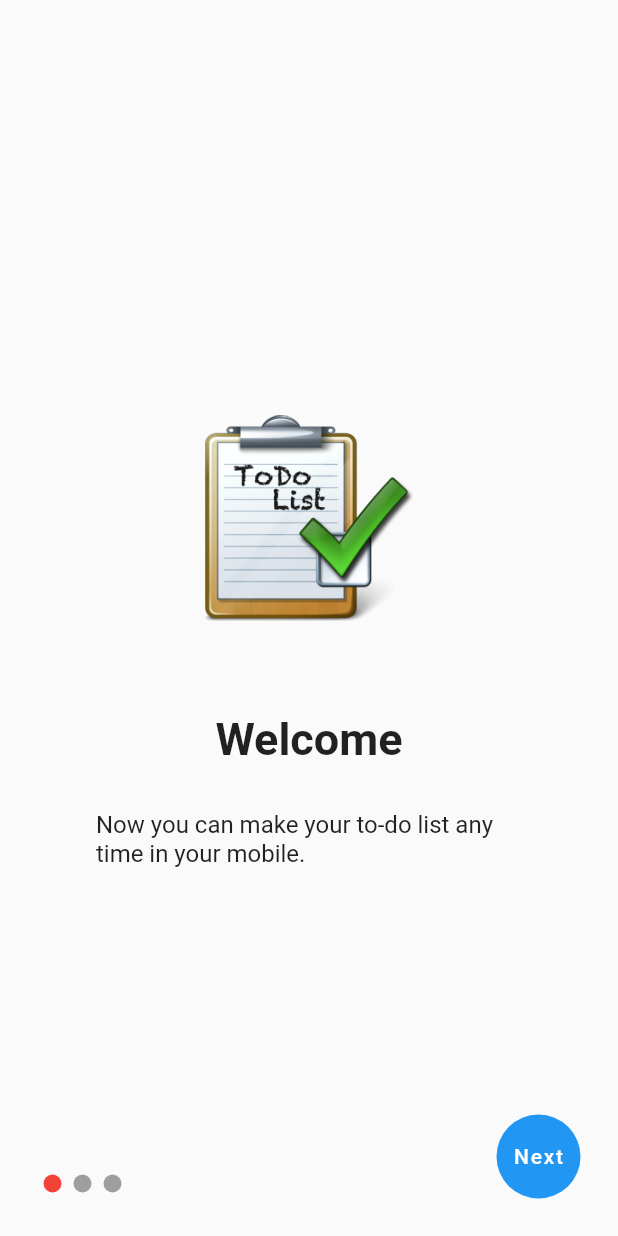
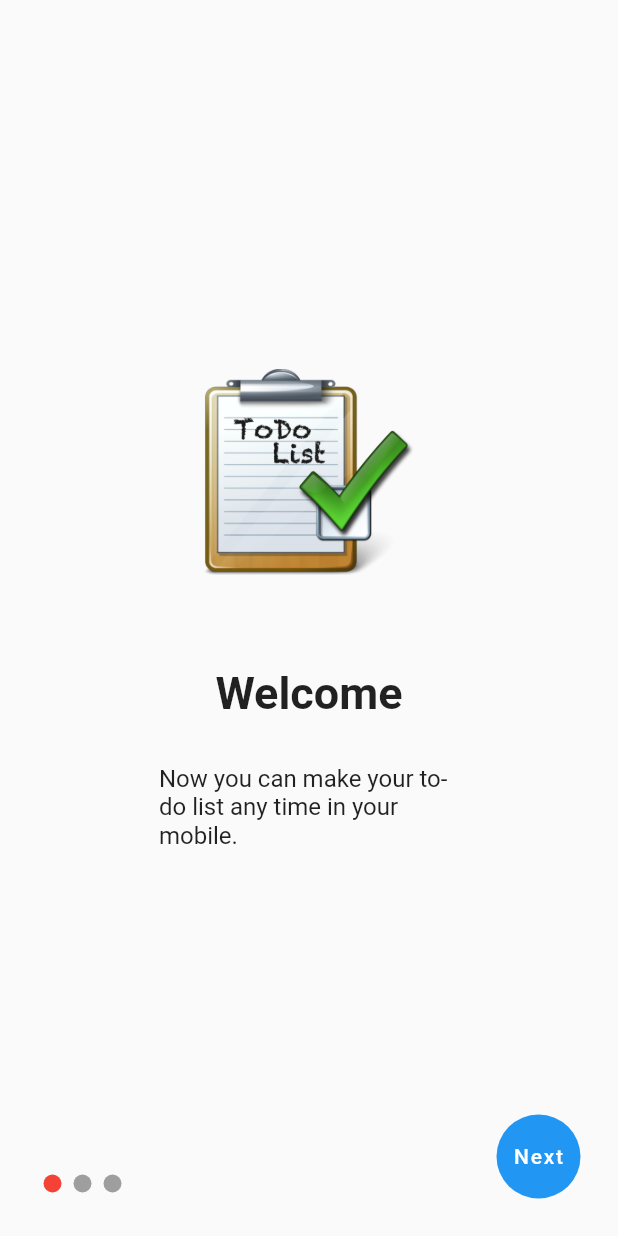
Before and after one commit to sakib556/To-Do-List-App-Sqflite-GetX-, a Flutter app: the screen it shows after launch, on a phone screen of 412 x 824 dp. Run offline on Flutter 3.47's test engine with Material 2 defaults, Android fonts, the phone set to English and light mode, and no system bars; our stand-ins replace get, shared_preferences.

Commit message:
onboarding screen to responsive for landscape and portrait mode

```diff
--- a/lib/views/onboarding/onboarding_page.dart
+++ b/lib/views/onboarding/onboarding_page.dart
@@ -6,7 +6,6 @@ import '../../controllers/onboarding_controller.dart';
 class OnboardingPage extends StatelessWidget {
   OnboardingPage({Key? key}) : super(key: key);
   final _controller = OnboardingController();
-
   @override
   Widget build(BuildContext context) {
     return SafeArea(
@@ -19,34 +18,43 @@ class OnboardingPage extends StatelessWidget {
               onPageChanged: _controller.selectedPageIndex,
               itemBuilder: (context, index) {
                 return Container(
-                  child: Column(
+                  child: OrientationBuilder(builder: (context, orientation) {
+                    final isPortrait = orientation == Orientation.portrait;
+                    return isPortrait
+                        ? Column(
                             mainAxisAlignment: MainAxisAlignment.center,
                             children: [
-                      Image.asset(
-                        _controller.onboardingPages[index].imageAsset,
-                        width: 140,
-                        height: 200,
-                      ),
+                              imageAsset(index: index),
                               const SizedBox(
                                 height: 30,
                               ),
-                      Text(
-                        _controller.onboardingPages[index].title,
-                        style: const TextStyle(
-                            fontSize: 30, fontWeight: FontWeight.bold),
-                      ),
+                              titleText(index: index),
                               const SizedBox(
                                 height: 30,
                               ),
-                      Padding(
-                        padding: const EdgeInsets.symmetric(horizontal: 64.0),
-                        child: Text(
-                          _controller.onboardingPages[index].description,
-                          style: const TextStyle(fontSize: 16),
+                              detailsText(index: index, width: 200),
+                            ],
+                          )
+                        : Row(
+                            mainAxisAlignment: MainAxisAlignment.center,
+                            children: [
+                              imageAsset(index: index),
+                              const SizedBox(
+                                width: 30,
                               ),
+                              Column(
+                                mainAxisAlignment: MainAxisAlignment.center,
+                                children: [
+                                  titleText(index: index),
+                                  const SizedBox(
+                                    height: 30,
                                   ),
+                                  detailsText(index: index, width: 240),
                                 ],
-                  ),
+                              )
+                            ],
+                          );
+                  }),
                 );
               }),
           Positioned(
@@ -86,4 +94,33 @@ class OnboardingPage extends StatelessWidget {
       )),
     );
   }
+
+  Widget imageAsset({required index}) {
+    return Image.asset(
+      _controller.onboardingPages[index].imageAsset,
+      width: 140,
+      height: 200,
+    );
   }
+
+  Widget titleText({required index}) {
+    return Text(
+      _controller.onboardingPages[index].title,
+      style: const TextStyle(fontSize: 30, fontWeight: FontWeight.bold),
+    );
+  }
+
+  Widget detailsText({required index, required double width}) {
+    return Padding(
+      padding: EdgeInsets.symmetric(horizontal: 10),
+      child: Container(
+        width: width,
+        height: 100,
+        child: Text(
+          _controller.onboardingPages[index].description,
+          style: const TextStyle(fontSize: 16),
+        ),
+      ),
+    );
+  }
+}
```
Lines whose indentation alone changed are shown as unchanged.
